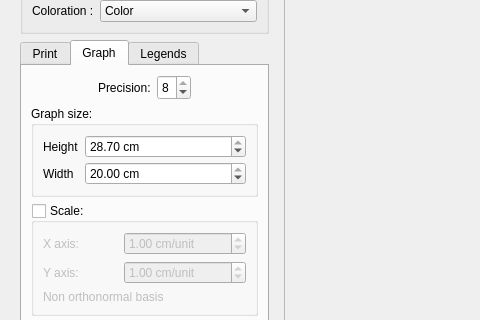
Before: the Qt Designer form Export/print.ui in AdelKS/ZeGrapher, drawn with Qt 5; both pictures show x 0 to 480 and y 106 to 426 of the 562 by 522 pixel window.
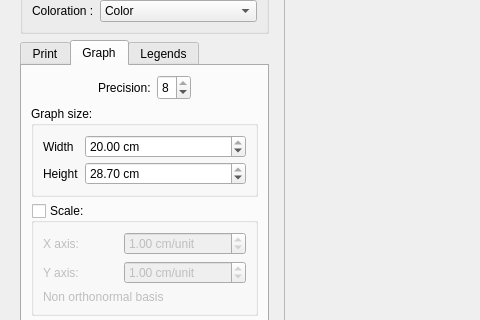
After: the same form once the commit is applied. Icons and pictures are not drawn.

Commit message: Change the Print height/width order. Add about Qt. Changed the geometry saving system.

The edit to the form file:
```diff
--- a/Export/print.ui
+++ b/Export/print.ui
@@ -412,64 +412,64 @@
                <property name="verticalSpacing">
                 <number>4</number>
                </property>
-               <item row="0" column="0">
+               <item row="3" column="0">
                 <widget class="QLabel" name="label_4">
                  <property name="text">
                   <string>Height</string>
                  </property>
                 </widget>
                </item>
-               <item row="0" column="1">
-                <widget class="QDoubleSpinBox" name="height">
-                 <property name="maximumSize">
-                  <size>
-                   <width>16777215</width>
-                   <height>25</height>
-                  </size>
-                 </property>
-                 <property name="suffix">
-                  <string> cm</string>
-                 </property>
-                 <property name="minimum">
-                  <double>10.000000000000000</double>
-                 </property>
-                 <property name="maximum">
-                  <double>28.699999999999999</double>
-                 </property>
-                 <property name="value">
-                  <double>28.699999999999999</double>
-                 </property>
-                </widget>
-               </item>
-               <item row="1" column="1">
-                <widget class="QDoubleSpinBox" name="width">
-                 <property name="maximumSize">
-                  <size>
-                   <width>16777215</width>
-                   <height>25</height>
-                  </size>
-                 </property>
-                 <property name="suffix">
-                  <string> cm</string>
-                 </property>
-                 <property name="minimum">
-                  <double>10.000000000000000</double>
-                 </property>
-                 <property name="maximum">
-                  <double>20.000000000000000</double>
-                 </property>
-                 <property name="value">
-                  <double>20.000000000000000</double>
-                 </property>
-                </widget>
-               </item>
-               <item row="1" column="0">
+               <item row="2" column="0">
                 <widget class="QLabel" name="label_5">
                  <property name="text">
                   <string>Width</string>
                  </property>
                 </widget>
                </item>
+               <item row="3" column="1">
+                <widget class="QDoubleSpinBox" name="height">
+                 <property name="maximumSize">
+                  <size>
+                   <width>16777215</width>
+                   <height>25</height>
+                  </size>
+                 </property>
+                 <property name="suffix">
+                  <string> cm</string>
+                 </property>
+                 <property name="minimum">
+                  <double>10.000000000000000</double>
+                 </property>
+                 <property name="maximum">
+                  <double>28.699999999999999</double>
+                 </property>
+                 <property name="value">
+                  <double>28.699999999999999</double>
+                 </property>
+                </widget>
+               </item>
+               <item row="2" column="1">
+                <widget class="QDoubleSpinBox" name="width">
+                 <property name="maximumSize">
+                  <size>
+                   <width>16777215</width>
+                   <height>25</height>
+                  </size>
+                 </property>
+                 <property name="suffix">
+                  <string> cm</string>
+                 </property>
+                 <property name="minimum">
+                  <double>10.000000000000000</double>
+                 </property>
+                 <property name="maximum">
+                  <double>20.000000000000000</double>
+                 </property>
+                 <property name="value">
+                  <double>20.000000000000000</double>
+                 </property>
+                </widget>
+               </item>
               </layout>
              </item>
             </layout>
```
Left out of the diff: 4 changed lines with no effect on the pictures. The commit also changes 4 other files.
